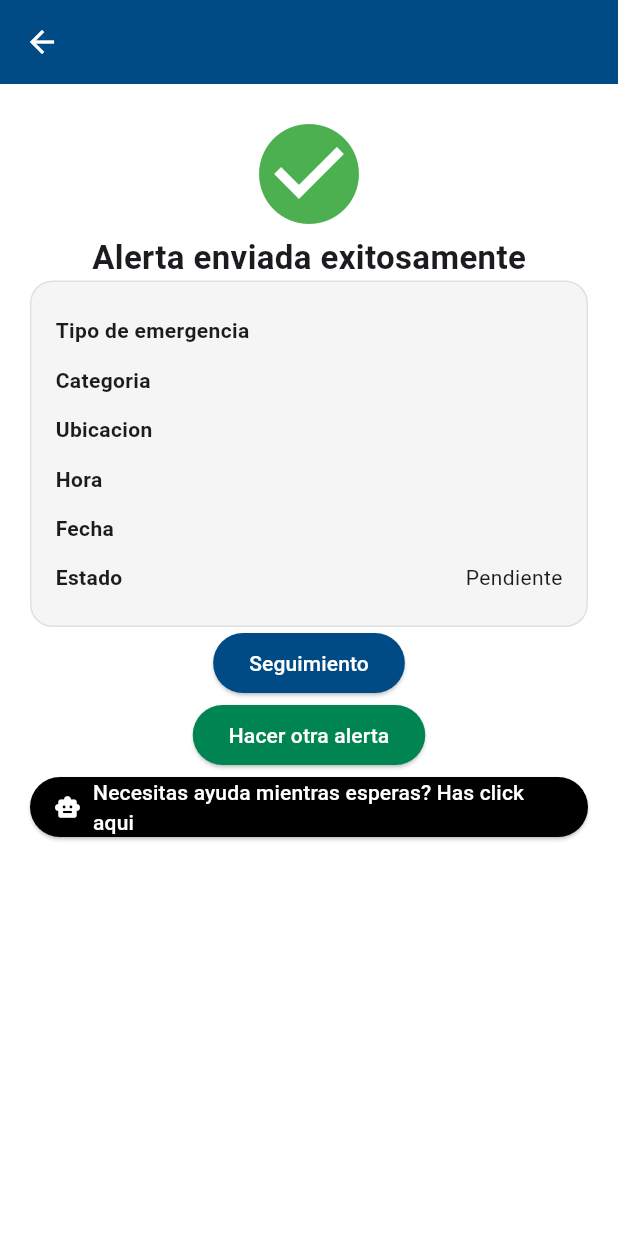
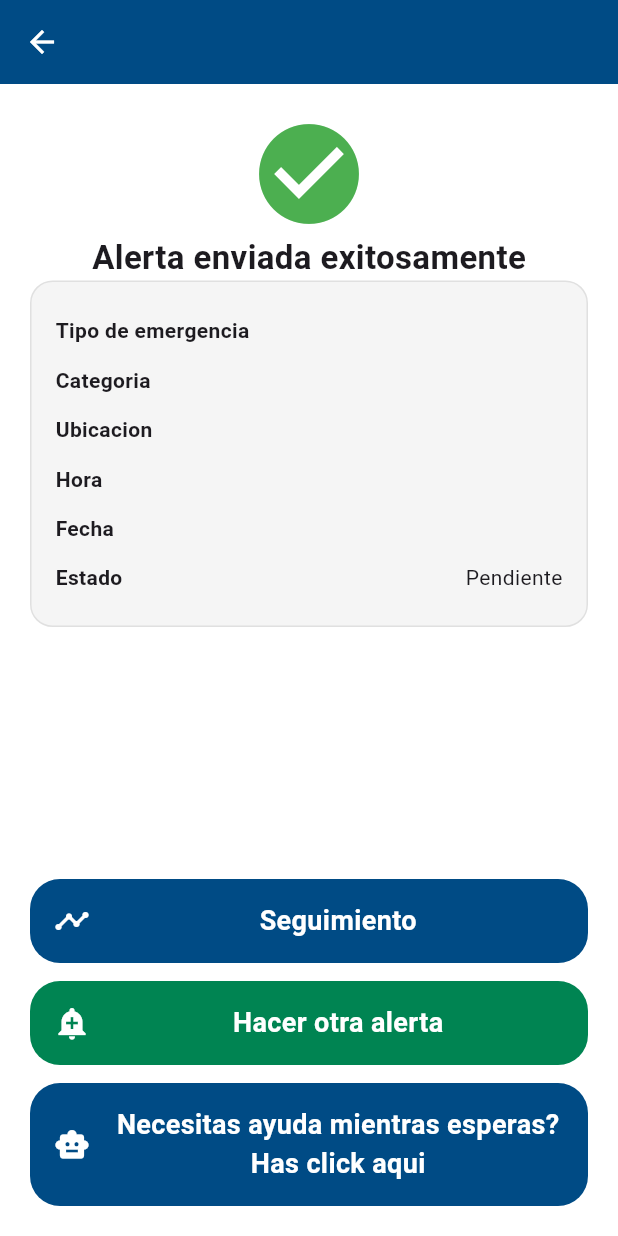
Before and after one commit to gman522/orion_front, a Flutter app: the AlertaSuccessScreen screen opened directly with empty values, on a phone screen of 412 x 824 dp. Run offline on Flutter 3.47's test engine with Material 3 defaults, Android fonts, the light colour scheme and no system bars; our stand-ins replace go_router, image_picker.

Commit message:
ajuste a la funcion de diseno de botones general

```diff
--- a/lib/screens/alerta_success_screen.dart
+++ b/lib/screens/alerta_success_screen.dart
@@ -1,6 +1,8 @@
+import 'package:go_router/go_router.dart';
 import 'package:flutter/material.dart';
-import 'package:go_router/go_router.dart';
+import '../widgets/categoria_card.dart';
 import '../theme/app_colors.dart';
+
 
 class AlertaSuccessScreen extends StatelessWidget{
     final String categoria;
@@ -79,35 +81,40 @@ class AlertaSuccessScreen extends StatelessWidget{
                             ),
                         ),
 
-                        ElevatedButton(
-                            onPressed:(){
+                        const Spacer(),
+
+                        CategoriaCard(
+                            titulo: "Seguimiento",
+                            color: AppColors.azul,
+                            icono: Icons.timeline,
+                            verticalPadding: 15,
+                            onTap: (){
                                 context.go('/seguimiento');
                             },
-                            style: ElevatedButton.styleFrom(
-                                backgroundColor: AppColors.azul,
-                            ),
-                            child: const Text("Seguimiento"),
                         ),
 
-                        ElevatedButton(
-                            onPressed:(){
+                        const SizedBox(height: 12),
+
+                        CategoriaCard(
+                            titulo: "Hacer otra alerta",
+                            color: AppColors.verde,
+                            icono: Icons.add_alert,
+                            verticalPadding: 15,
+                            onTap: (){
                                 context.go('/home');
                             },
-                            style: ElevatedButton.styleFrom(
-                                backgroundColor: AppColors.verde,
-                            ),
-                            child: const Text("Hacer otra alerta"),
                         ),
 
-                        ElevatedButton.icon(
-                            onPressed:(){
+                        const SizedBox(height: 12),
+
+                        CategoriaCard(
+                            titulo: "Necesitas ayuda mientras esperas? Has click aqui",
+                            color: AppColors.azul,
+                            icono: Icons.smart_toy,
+                            verticalPadding: 15,
+                            onTap: (){
                                 context.go('/chat');
                             },
-                            icon: const Icon(Icons.smart_toy),
-                            label: const Text("Necesitas ayuda mientras esperas? Has click aqui"),
-                            style: ElevatedButton.styleFrom(
-                                backgroundColor: Colors.black,
-                            ),
                         ),
                     ],
                 ),
--- a/lib/widgets/categoria_card.dart
+++ b/lib/widgets/categoria_card.dart
@@ -5,6 +5,7 @@ class CategoriaCard extends StatelessWidget {
   final Color color;
   final IconData icono;
   final VoidCallback? onTap;
+  final double verticalPadding;
 
   const CategoriaCard({
     super.key,
@@ -12,17 +13,18 @@ class CategoriaCard extends StatelessWidget {
     required this.color,
     required this.icono,
     this.onTap,
+    this.verticalPadding = 30,
   });
 
   @override
   Widget build(BuildContext context) {
     return InkWell(
       onTap: onTap,
-      borderRadius: BorderRadius.circular(20),
+      borderRadius: BorderRadius.circular(0),
       child: Container(
         width: double.infinity,
-        padding: const EdgeInsets.symmetric(
-          vertical: 30,
+        padding: EdgeInsets.symmetric(
+          vertical: verticalPadding,
           horizontal: 16,
         ),
         decoration: BoxDecoration(
@@ -37,13 +39,15 @@ class CategoriaCard extends StatelessWidget {
             ),
 
             const SizedBox(width: 15),
-
-            Text(
-              titulo,
-              style: const TextStyle(
-                color: Colors.white,
-                fontSize: 18,
-                fontWeight: FontWeight.bold,
+            Expanded(
+              child: Text(
+                titulo,
+                textAlign: TextAlign.center,
+                style: const TextStyle(
+                  color: Colors.white,
+                  fontSize: 18,
+                  fontWeight: FontWeight.bold,
+                ),
               ),
             ),
           ],
```
